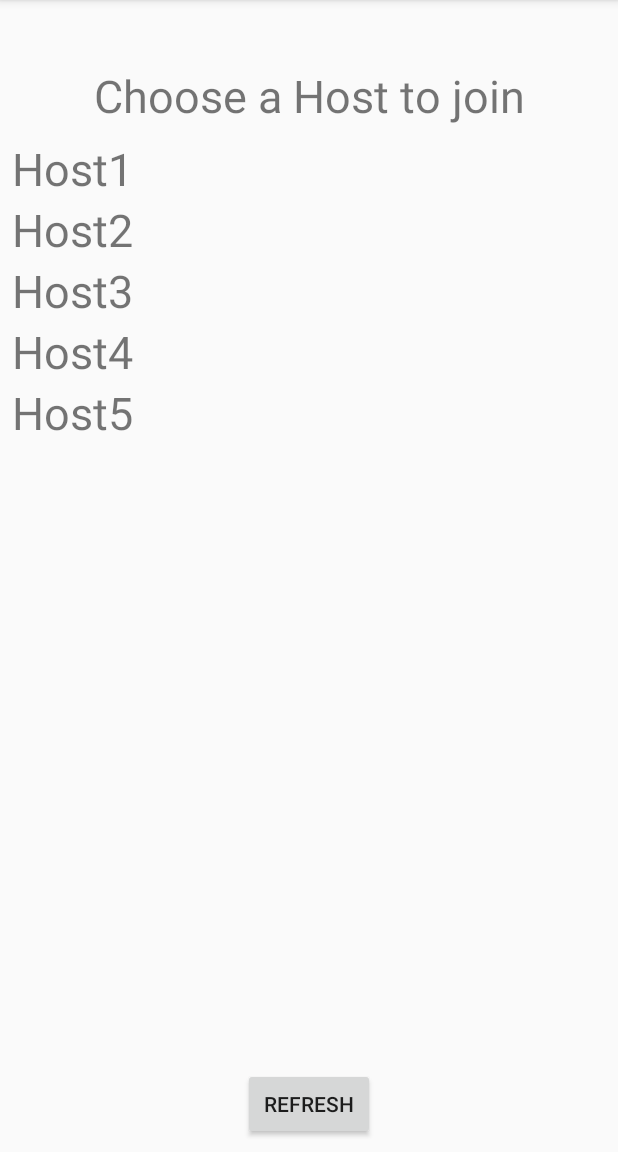
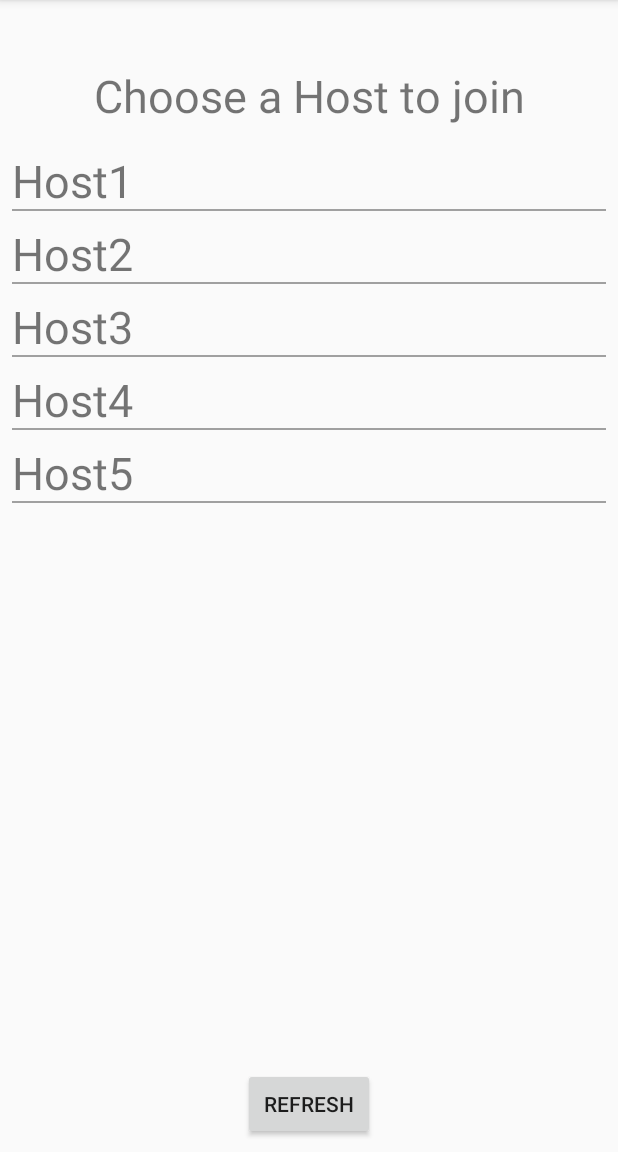
Before and after one commit to AxonDragonScale/SyncPlayer, an Android app: the ClientActivity screen opened directly, with no data from a screen before it, on a phone screen of 412 x 824 dp, the part 84-1236 px from its top. Run offline under Robolectric (Android 15) with nearby library versions, the phone set to English and light mode, and no system bars.

Commit message:
Added separators in the client view.
Added a 1dp sized view that acts as separators between the
list items in the recycler view.

```diff
--- a/app/src/main/res/layout/host_list_item.xml
+++ b/app/src/main/res/layout/host_list_item.xml
@@ -10,6 +10,14 @@
         android:id="@+id/tv_item"
         android:layout_width="match_parent"
         android:layout_height="wrap_content"
-        android:textSize="30sp"/>
+        android:layout_marginTop="8dp"
+        android:textSize="30sp"
+        app:layout_constraintTop_toTopOf="parent" />
+
+    <View
+        android:layout_width="match_parent"
+        android:layout_height="1dp"
+        android:background="#A0A0A0"
+        app:layout_constraintBottom_toBottomOf="@+id/tv_item" />
 
 </android.support.constraint.ConstraintLayout>
```
